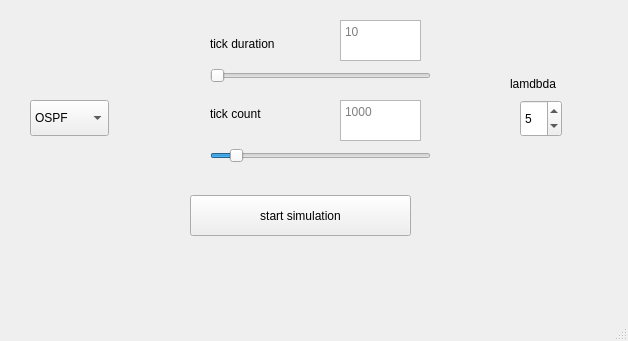
The window that networksimulator.ui (ArianFiroozi/CN-CA4-base) describes before a commit, drawn with Qt 5.
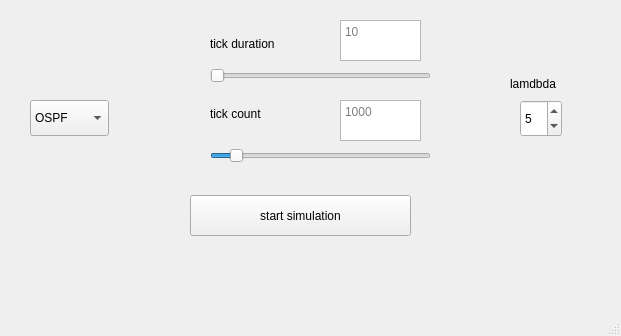
The same window after the commit.

```diff
--- a/networksimulator.ui
+++ b/networksimulator.ui
@@ -6,8 +6,8 @@
    <rect>
     <x>0</x>
     <y>0</y>
-    <width>628</width>
-    <height>341</height>
+    <width>621</width>
+    <height>336</height>
    </rect>
   </property>
   <property name="windowTitle">
```
Left out of the diff: 2 changed lines with no effect on the pictures.
